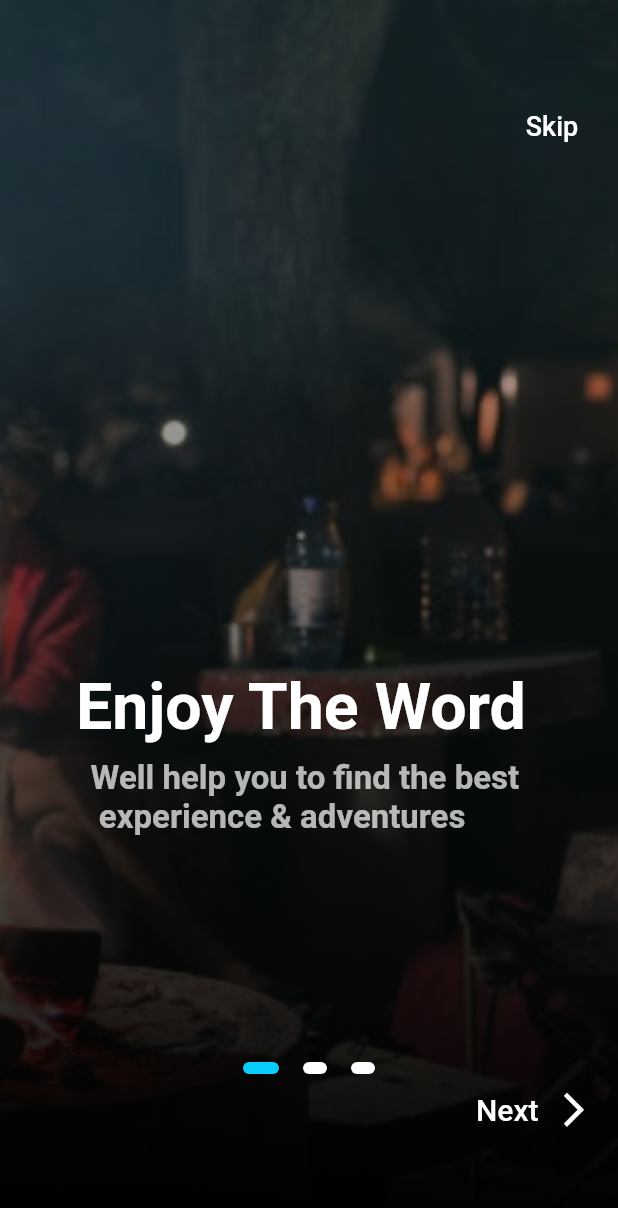
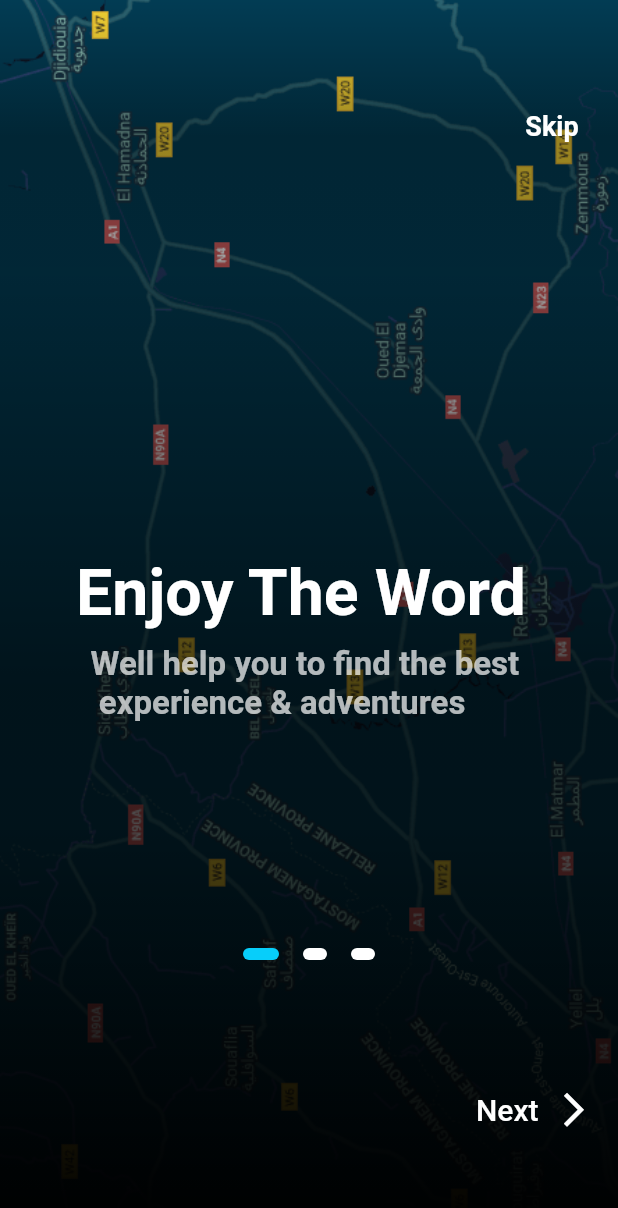
Before and after one commit to BenmoussaOthmane/Application, a Flutter app: the screen it shows after launch, on a phone screen of 412 x 824 dp. Shown: the top 1208 px of the screen. Run offline on Flutter 3.47's test engine with Material 2 defaults, Android fonts, the light colour scheme and no system bars; our stand-ins replace cloud_firestore, curved_navigation_bar, firebase_auth, fluttertoast, geolocator, google_maps_flutter and 3 more; missing offline and left inert: dart:ffi, flutter_google_places, google_maps_webservice; accounts and stored records are empty.

Commit message:
init Project

```diff
--- a/app/lib/Service/auth_service.dart
+++ b/app/lib/Service/auth_service.dart
@@ -41,7 +41,7 @@ class Authservice{
   static void login (BuildContext context,String email ,String password) async {
     try{
       await _auth.signInWithEmailAndPassword(email: email,password: password);
-      Navigator.pushReplacementNamed(context,UPdateusers.id);
+      Navigator.pushReplacementNamed(context,Home.id);
     }catch(e){
       print(e);
     }
--- a/app/lib/main.dart
+++ b/app/lib/main.dart
@@ -17,7 +17,7 @@ class MyApp extends StatelessWidget {
         builder: (BuildContext context ,snapshot){
             if(snapshot.hasData){
               print(snapshot.data);
-              return UPdateusers(userId: snapshot.data.uid);
+              return Home(userId: snapshot.data.uid);
             }else{
               return Onboarding();
             }
--- a/app/lib/screen/Home.dart
+++ b/app/lib/screen/Home.dart
@@ -77,7 +77,7 @@ class _HomeState extends State<Home> {
           buttonBackgroundColor: Colors.white,
           backgroundColor:  Color(0xFFF1F0F0),
           animationCurve: Curves.ease,
-          animationDuration: Duration(milliseconds: 500),
+          animationDuration: Duration(milliseconds: 250),
           onTap: (int tappedIndex) {
             setState(() {
               _showpage = _pageChooser(tappedIndex);
--- a/app/lib/screen/onboarding.dart
+++ b/app/lib/screen/onboarding.dart
@@ -28,7 +28,7 @@ class _OnboardingState extends State<Onboarding> {
   }
   Widget _indicator( bool isActive ){
     return AnimatedContainer(
-      duration: Duration(milliseconds: 150),
+      duration: Duration(milliseconds: 300),
       margin: EdgeInsets.symmetric(horizontal: 8.0),
       height: 8.0,
       width: isActive ? 24.0 : 16.0,
@@ -49,7 +49,7 @@ class _OnboardingState extends State<Onboarding> {
           decoration: BoxDecoration(
             image: DecorationImage(
               fit: BoxFit.cover,
-              image: AssetImage('assets/images/femme-cuisine-du-bois-feu-equipements-braai-par-nuit-tente-chaises-au-premier-plan-aventures-dans-parcs-nationaux-africains-image-tonique_107467-853.jpg'),
+              image: AssetImage('assets/images/qsdfg.png'),
 
               // fit: BoxFit.cover
             ),
@@ -61,22 +61,22 @@ class _OnboardingState extends State<Onboarding> {
                 begin: Alignment.bottomCenter,
                   end: Alignment.topCenter,
                   // stops: [0.1,0.3,0.6,1.9],
-                  colors: [
+                colors: [
                     Colors.black.withOpacity(1),
                     Colors.black.withOpacity(.9),
                     Colors.black.withOpacity(.8),
                     Colors.black.withOpacity(.7),
-                    Colors.black.withOpacity(.6),
-                    Colors.black.withOpacity(.5),
+                    Colors.black.withOpacity(.69),
+                    Colors.black.withOpacity(.59),
+                    Colors.black.withOpacity(.49),
+                    Colors.black.withOpacity(.39),
                     Colors.black.withOpacity(.4),
-                    Colors.black.withOpacity(.1),
                     Colors.black.withOpacity(.05),
-                    Colors.black.withOpacity(.025),
                   ]
               )
             ),
             child: Padding(
-            padding: EdgeInsets.symmetric(vertical:60.0),
+            padding: EdgeInsets.symmetric(vertical:60),
             child: Column(
               crossAxisAlignment: CrossAxisAlignment.center,
               children: <Widget>[
@@ -88,14 +88,15 @@ class _OnboardingState extends State<Onboarding> {
                       'Skip',
                         style: TextStyle(
                           color: Colors.white,
-                          fontSize: 18.0
+                          fontSize: 18.0,
+                          fontWeight: FontWeight.bold,
                         ),
                     ),
                   ),
                 )),
                 FadeAnimation(0.3,Container(
                   padding: EdgeInsets.symmetric(vertical: 150.0),
-                  height: 600.0,
+                  height: MediaQuery.of(context).size.height - 300,
                   child: PageView(
                     physics: ClampingScrollPhysics(),
                     controller: _pagecontroller,
```
Also changed, not shown: app/lib/screen/profile.dart (+15 -13 lines), app/assets/images/fgh.png (added), app/assets/images/mapsmosta.png (added), app/assets/images/mo.png (added), app/assets/images/qsdfg.png (added), app/assets/images/sd.png (added).
